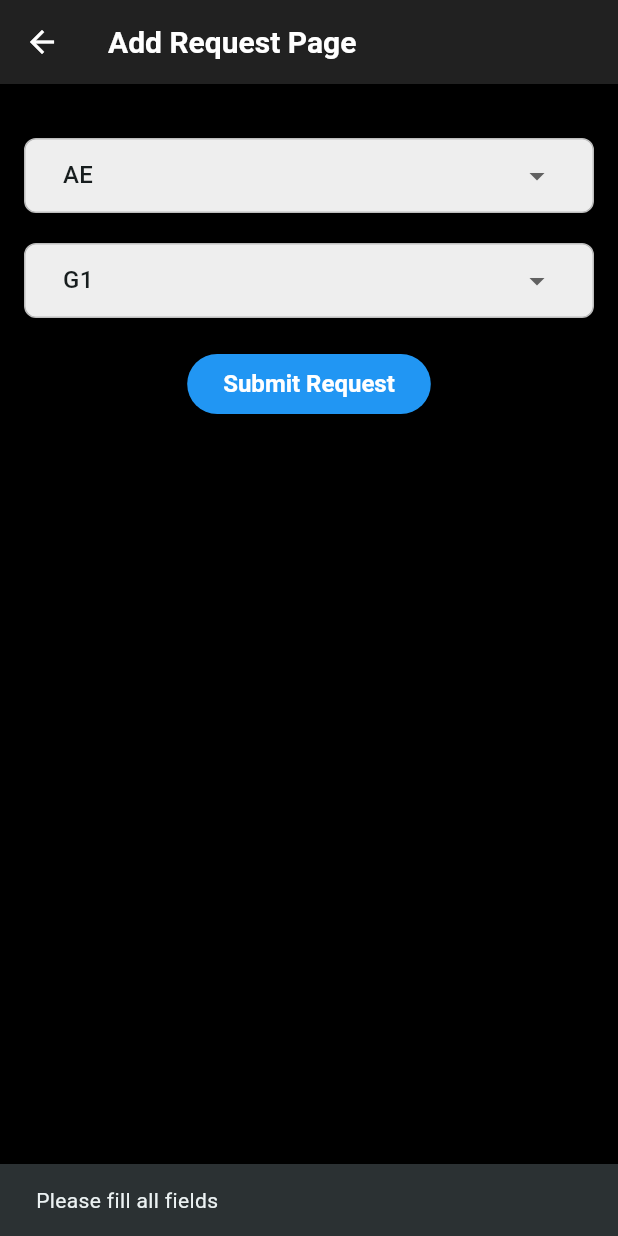
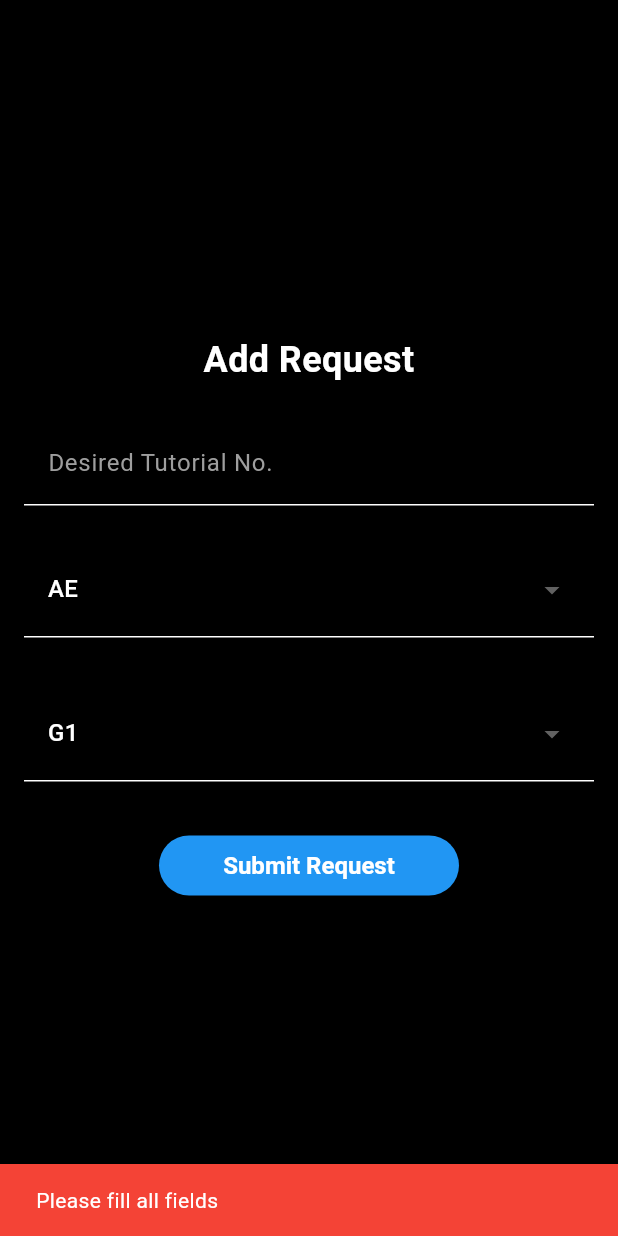
Before and after one commit to GIU-Connect/GIU-Connect, a Flutter app: the AddRequestPage screen opened directly, after a tap on "Submit Request", on a phone screen of 412 x 824 dp. Run offline on Flutter 3.47's test engine with Material 3 defaults, Android fonts, the phone set to English and light mode, and no system bars; our stand-ins replace cloud_firestore, firebase_auth, firebase_core, logger; accounts and stored records are empty; generated files the repository leaves out were written again.

Commit message:
add request finished inshallah

```diff
--- a/lib/src/services/request_service.dart
+++ b/lib/src/services/request_service.dart
@@ -23,6 +23,7 @@
         .where('englishLevel', isEqualTo: englishLevel)
         .where('major', isEqualTo: major)
         .where('semester', isEqualTo: semester)
+        .where('status', isEqualTo: 'active')
         .get();
     if (querySnapshot.docs.isNotEmpty) {
       throw Exception('Request already exists');
--- a/lib/src/ui/add_request_screen.dart
+++ b/lib/src/ui/add_request_screen.dart
@@ -3,42 +3,44 @@
 import 'package:flutter/material.dart';
 import 'package:group_changing_app/src/services/request_service.dart';
 import 'package:group_changing_app/src/widgets/button_widget.dart';
+import 'package:group_changing_app/src/widgets/input_field.dart'; // Ensure this widget is available
+import 'package:group_changing_app/src/widgets/dropdown_widget.dart'; // Ensure this widget is available
 import 'home_page_screen.dart';
 
 class AddRequestPage extends StatefulWidget {
   const AddRequestPage({super.key});
 
   @override
-  _AddRequestPageState createState() => _AddRequestPageState();
+  AddRequestPageState createState() => AddRequestPageState();
 }
 
-class _AddRequestPageState extends State<AddRequestPage> {
+class AddRequestPageState extends State<AddRequestPage> {
   final TextEditingController desiredTutController = TextEditingController();
   String selectedEnglish = 'AE';
   String selectedGerman = 'G1';
   final RequestService _addRequestService = RequestService();
+  bool isLoading = false;
 
   void addRequest() async {
+    try {
+      setState(() {
+        isLoading = true;
+      });
+
       final user = FirebaseAuth.instance.currentUser;
       if (user == null) {
-      ScaffoldMessenger.of(context).showSnackBar(
-        const SnackBar(content: Text('User not logged in')),
-      );
+        showError('User not logged in');
         return;
       }
 
       if (desiredTutController.text.isEmpty) {
-      ScaffoldMessenger.of(context).showSnackBar(
-        const SnackBar(content: Text('Please fill all fields')),
-      );
+        showError('Please fill all fields');
         return;
       }
 
       final userDoc = await FirebaseFirestore.instance.collection('users').doc(user.uid).get();
       if (!userDoc.exists) {
-      ScaffoldMessenger.of(context).showSnackBar(
-        const SnackBar(content: Text('User data not found')),
-      );
+        showError('User data not found');
         return;
       }
       final name = userDoc['name'] as String;
@@ -48,9 +50,7 @@
       final phoneNumber = userDoc['phoneNumber'] as String;
 
       if (currentTutNo.toString() == desiredTutController.text) {
-      ScaffoldMessenger.of(context).showSnackBar(
-        const SnackBar(content: Text('Current and Desired Tutorial Numbers cannot be the same')),
-      );
+        showError('Current and Desired Tutorial Numbers cannot be the same');
         return;
       }
 
@@ -66,96 +66,80 @@
         semester: semester,
       );
 
+      if (mounted) {
         Navigator.push(
           context,
           MaterialPageRoute(builder: (context) => const HomePageScreen()),
         );
       }
+    } catch (e) {
+      showError(e.toString());
+    } finally {
+      setState(() {
+        isLoading = false;
+      });
+    }
+  }
+
+  void showError(String message) {
+    ScaffoldMessenger.of(context).showSnackBar(
+      SnackBar(
+        content: Text(message, style: const TextStyle(color: Colors.white)),
+        backgroundColor: Colors.red,
+      ),
+    );
+  }
 
   @override
   Widget build(BuildContext context) {
-    return Scaffold(
-      appBar: AppBar(
-        title: const Text('Add Request Page'),
+    return isLoading
+        ? const Scaffold(body: Center(child: CircularProgressIndicator()))
+        : Scaffold(
+            backgroundColor: Colors.black,
+            body: Center(
+              child: Container(
+                padding: const EdgeInsets.symmetric(horizontal: 16),
+                constraints: const BoxConstraints(maxWidth: 500),
+                child: Column(
+                  mainAxisAlignment: MainAxisAlignment.center,
+                  children: [
+                    const Text(
+                      'Add Request',
+                      style: TextStyle(fontSize: 24, fontWeight: FontWeight.bold, color: Colors.white),
+                      textAlign: TextAlign.center,
                     ),
-      body: Padding(
-        padding: const EdgeInsets.all(16.0),
-        child: Column(
-          children: [
-            // MyTextField(
-            //   controller: desiredTutController,
-            //   hintText: 'Desired Tutorial No.',
-            //   obscureText: false,
-            // ),
-
-            const SizedBox(height: 20),
-
-            // Dropdown for English Level with consistent width
-            Container(
-              padding: const EdgeInsets.symmetric(horizontal: 25.0),
-              decoration: BoxDecoration(
-                color: Colors.grey.shade200,
-                borderRadius: BorderRadius.circular(8),
-                border: Border.all(color: Colors.grey.shade400),
+                    const SizedBox(height: 24),
+                    InputField(
+                      controller: desiredTutController,
+                      labelText: 'Desired Tutorial No.',
+                      errorText: null,
+                      keyboardType: TextInputType.number,
                     ),
-              child: DropdownButtonHideUnderline(
-                child: DropdownButton<String>(
-                  isExpanded: true,
+                    const SizedBox(height: 16),
+                    DropdownWidget(
+                      hint: 'Choose English Level',
                       value: selectedEnglish,
-                  onChanged: (String? newValue) {
-                    setState(() {
-                      selectedEnglish = newValue!;
-                    });
-                  },
-                  items: <String>['AE', 'AS', 'SM', 'CPS', 'RPW', 'No English']
-                      .map<DropdownMenuItem<String>>((String value) {
-                    return DropdownMenuItem<String>(
-                      value: value,
-                      child: Text(value),
-                    );
-                  }).toList(),
+                      items: const ['AE', 'AS', 'SM', 'CPS', 'RPW', 'No English'],
+                      onChanged: (value) => setState(() => selectedEnglish = value as String),
                     ),
+                    const SizedBox(height: 16),
+                    DropdownWidget(
+                      hint: 'Choose German Level',
+                      value: selectedGerman,
+                      items: const ['G1', 'G2', 'G3', 'G4', 'No German'],
+                      onChanged: (value) => setState(() => selectedGerman = value as String),
                     ),
-            ),
-
-            const SizedBox(height: 20),
-
-            // Dropdown for German Level with consistent width
-            Container(
-              padding: const EdgeInsets.symmetric(horizontal: 25.0),
-              decoration: BoxDecoration(
-                color: Colors.grey.shade200,
-                borderRadius: BorderRadius.circular(8),
-                border: Border.all(color: Colors.grey.shade400),
-              ),
-              child: DropdownButtonHideUnderline(
-                child: DropdownButton<String>(
-                  isExpanded: true,
-                  value: selectedGerman,
-                  onChanged: (String? newValue) {
-                    setState(() {
-                      selectedGerman = newValue!;
-                    });
-                  },
-                  items: <String>['G1', 'G2', 'G3', 'G4', 'No German'].map<DropdownMenuItem<String>>((String value) {
-                    return DropdownMenuItem<String>(
-                      value: value,
-                      child: Text(value),
-                    );
-                  }).toList(),
-                ),
-              ),
-            ),
-
-            const SizedBox(height: 20),
-
-            // Submit button
-            CustomButton(
+                    const SizedBox(height: 24),
+                    SizedBox(
+                      width: 200,
+                      child: CustomButton(
                         onPressed: addRequest,
                         text: 'Submit Request',
                         isActive: true,
                       ),
+                    ),
                   ],
+                ),
               ),
             ),
           );
--- a/lib/src/ui/home_page_screen.dart
+++ b/lib/src/ui/home_page_screen.dart
@@ -1,5 +1,6 @@
 import 'package:flutter/material.dart';
 import 'package:firebase_auth/firebase_auth.dart';
+import 'package:group_changing_app/src/ui/add_request_screen.dart'; // Import the AddRequestPage
 import 'package:group_changing_app/src/ui/search_screen.dart';
 import 'package:group_changing_app/src/ui/settings_screen.dart';
 import 'package:group_changing_app/src/widgets/post.dart';
@@ -127,6 +128,17 @@
           },
         ),
       ),
+      floatingActionButton: FloatingActionButton(
+        onPressed: () {
+          Navigator.push(
+            context,
+            MaterialPageRoute(builder: (context) => const AddRequestPage()),
+          );
+        },
+        backgroundColor: Colors.blue,
+        tooltip: 'Add Request',
+        child: const Icon(Icons.add),
+      ),
     );
   }
 }
--- a/lib/src/ui/my_requests_screen.dart
+++ b/lib/src/ui/my_requests_screen.dart
@@ -6,6 +6,7 @@
 import 'package:group_changing_app/src/widgets/connection_request.dart';
 import 'package:group_changing_app/src/widgets/my_requests_post.dart';
 
+// TODO: Sala7 elkhara dah
 class MyRequestsScreen extends StatefulWidget {
   MyRequestsScreen({super.key});
 
```
Lines whose indentation alone changed are shown as unchanged.
